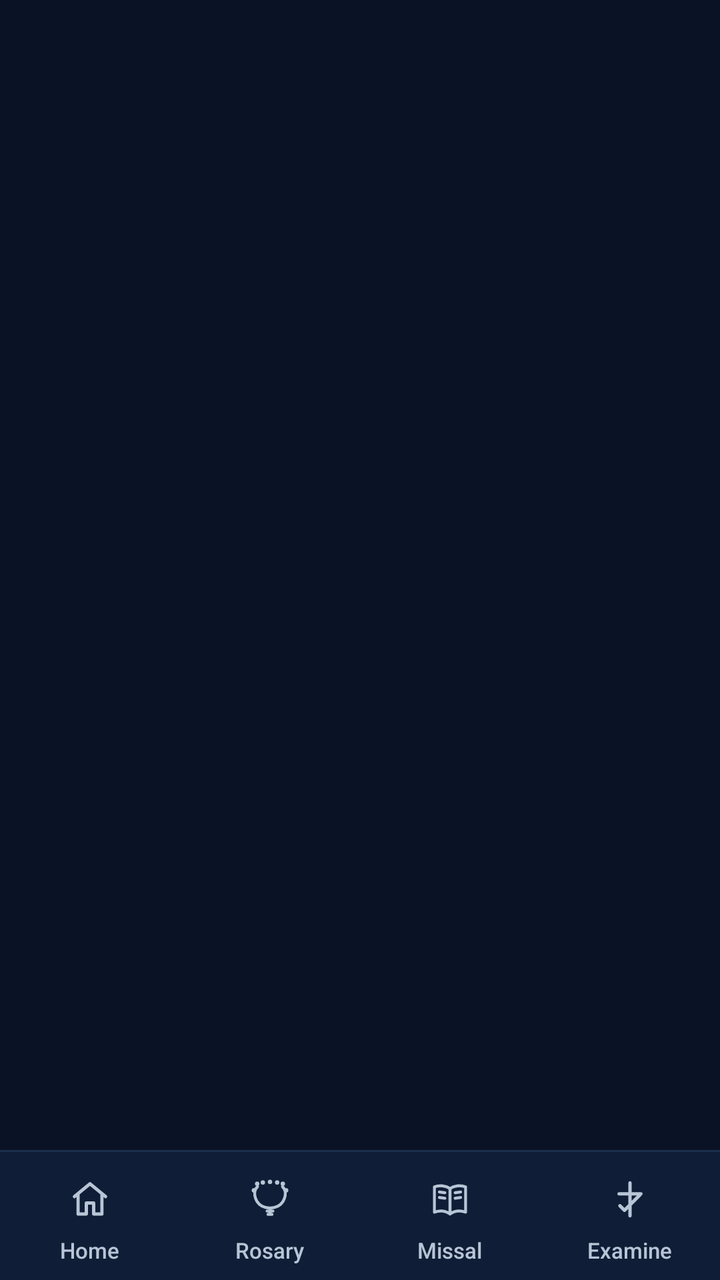
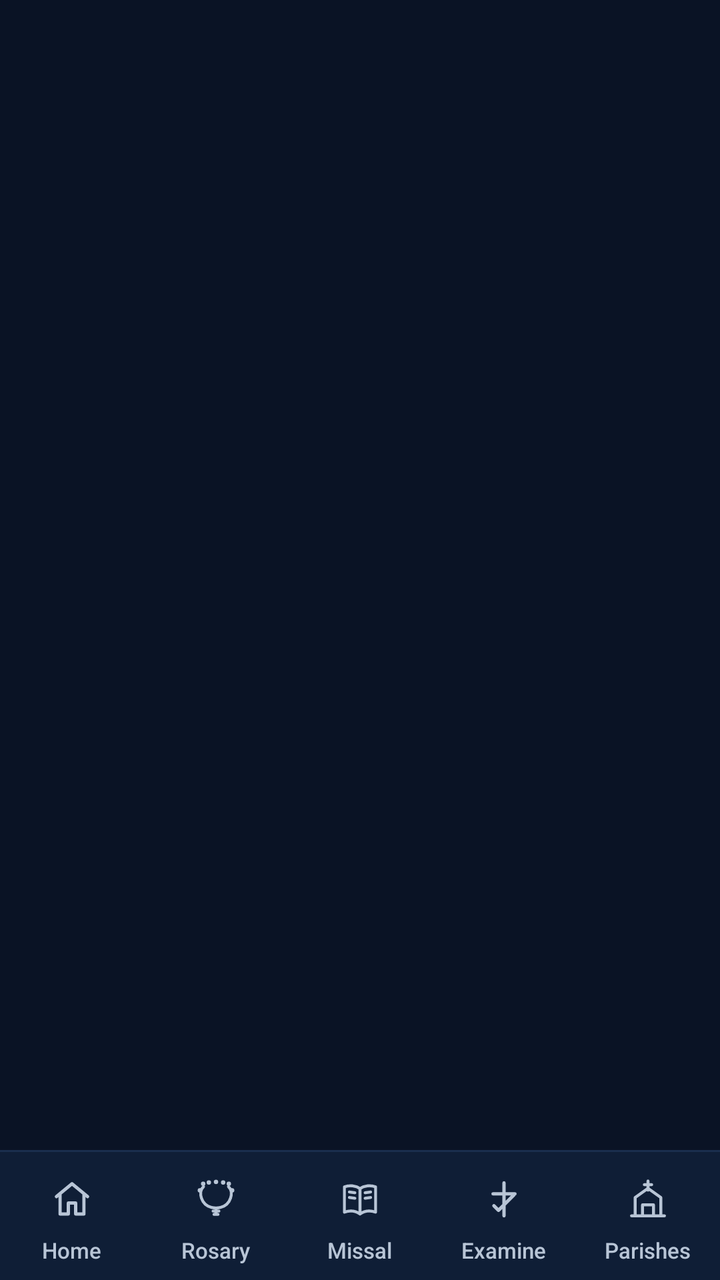

Two renders of the same Android screen: before a commit and after it. Below are the layout's source before the change and the commit's diff.
<!-- AndroidManifest.xml: application theme Theme.OpenCatholic -->
<!-- res/layout/activity_main.xml -->
<?xml version="1.0" encoding="utf-8"?>
<LinearLayout
    xmlns:android="http://schemas.android.com/apk/res/android"
    android:orientation="vertical"
    android:layout_width="match_parent"
    android:layout_height="match_parent"
    android:background="@color/background">

    <FrameLayout
        android:id="@+id/mainContainer"
        android:layout_width="match_parent"
        android:layout_height="0dp"
        android:layout_weight="1"
        android:background="@color/background" />

    <View
        android:layout_width="match_parent"
        android:layout_height="1dp"
        android:background="@color/divider" />

    <LinearLayout
        android:id="@+id/bottomNavigation"
        android:orientation="horizontal"
        android:gravity="center"
        android:background="@color/background_elevated"
        android:paddingTop="6dp"
        android:paddingBottom="6dp"
        android:layout_width="match_parent"
        android:layout_height="64dp">

        <LinearLayout
            android:id="@+id/navHome"
            android:orientation="vertical"
            android:gravity="center"
            android:clickable="true"
            android:focusable="true"
            android:contentDescription="Home"
            android:layout_width="0dp"
            android:layout_height="match_parent"
            android:layout_weight="1">

            <FrameLayout
                android:id="@+id/navHomeIconBackground"
                android:background="@drawable/nav_icon_selected"
                android:paddingStart="18dp"
                android:paddingEnd="18dp"
                android:layout_width="wrap_content"
                android:layout_height="32dp">

                <ImageView
                    android:id="@+id/navHomeIcon"
                    android:src="@drawable/ic_nav_home"
                    android:contentDescription="@null"
                    android:layout_gravity="center"
                    android:layout_width="22dp"
                    android:layout_height="22dp" />
            </FrameLayout>

            <TextView
                android:id="@+id/navHomeLabel"
                android:text="Home"
                android:textSize="11sp"
                android:textColor="@color/text_secondary"
                android:layout_marginTop="2dp"
                android:layout_width="wrap_content"
                android:layout_height="wrap_content" />
        </LinearLayout>

        <LinearLayout
            android:id="@+id/navRosary"
            android:orientation="vertical"
            android:gravity="center"
            android:clickable="true"
            android:focusable="true"
            android:contentDescription="Rosary"
            android:layout_width="0dp"
            android:layout_height="match_parent"
            android:layout_weight="1">

            <FrameLayout
                android:id="@+id/navRosaryIconBackground"
                android:background="@drawable/nav_icon_selected"
                android:paddingStart="18dp"
                android:paddingEnd="18dp"
                android:layout_width="wrap_content"
                android:layout_height="32dp">

                <ImageView
                    android:id="@+id/navRosaryIcon"
                    android:src="@drawable/ic_nav_rosary"
                    android:contentDescription="@null"
                    android:layout_gravity="center"
                    android:layout_width="22dp"
                    android:layout_height="22dp" />
            </FrameLayout>

            <TextView
                android:id="@+id/navRosaryLabel"
                android:text="Rosary"
                android:textSize="11sp"
                android:textColor="@color/text_secondary"
                android:layout_marginTop="2dp"
                android:layout_width="wrap_content"
                android:layout_height="wrap_content" />
        </LinearLayout>

        <LinearLayout
            android:id="@+id/navMissal"
            android:orientation="vertical"
            android:gravity="center"
            android:clickable="true"
            android:focusable="true"
            android:contentDescription="Daily Missal"
            android:layout_width="0dp"
            android:layout_height="match_parent"
            android:layout_weight="1">

            <FrameLayout
                android:id="@+id/navMissalIconBackground"
                android:background="@drawable/nav_icon_selected"
                android:paddingStart="18dp"
                android:paddingEnd="18dp"
                android:layout_width="wrap_content"
                android:layout_height="32dp">

                <ImageView
                    android:id="@+id/navMissalIcon"
                    android:src="@drawable/ic_nav_missal"
                    android:contentDescription="@null"
                    android:layout_gravity="center"
                    android:layout_width="22dp"
                    android:layout_height="22dp" />
            </FrameLayout>

            <TextView
                android:id="@+id/navMissalLabel"
                android:text="Missal"
                android:textSize="11sp"
                android:textColor="@color/text_secondary"
                android:layout_marginTop="2dp"
                android:layout_width="wrap_content"
                android:layout_height="wrap_content" />
        </LinearLayout>

        <LinearLayout
            android:id="@+id/navExamination"
            android:orientation="vertical"
            android:gravity="center"
            android:clickable="true"
            android:focusable="true"
            android:contentDescription="Examination"
            android:layout_width="0dp"
            android:layout_height="match_parent"
            android:layout_weight="1">

            <FrameLayout
                android:id="@+id/navExaminationIconBackground"
                android:background="@drawable/nav_icon_selected"
                android:paddingStart="18dp"
                android:paddingEnd="18dp"
                android:layout_width="wrap_content"
                android:layout_height="32dp">

                <ImageView
                    android:id="@+id/navExaminationIcon"
                    android:src="@drawable/ic_nav_examination"
                    android:contentDescription="@null"
                    android:layout_gravity="center"
                    android:layout_width="22dp"
                    android:layout_height="22dp" />
            </FrameLayout>

            <TextView
                android:id="@+id/navExaminationLabel"
                android:text="Examine"
                android:textSize="11sp"
                android:textColor="@color/text_secondary"
                android:layout_marginTop="2dp"
                android:layout_width="wrap_content"
                android:layout_height="wrap_content" />
        </LinearLayout>
    </LinearLayout>
</LinearLayout>
<!-- resources referenced by this layout -->
<resources>
  <color name="background">#0A1325</color>
  <color name="background_elevated">#0F1E36</color>
  <color name="divider">#1A2E4D</color>
  <color name="text_secondary">#B8C5D6</color>
  <!-- drawable ic_nav_examination (drawable) -->
  <?xml version="1.0" encoding="utf-8"?>
  <vector xmlns:android="http://schemas.android.com/apk/res/android"
      android:width="24dp"
      android:height="24dp"
      android:viewportWidth="24"
      android:viewportHeight="24">
      <path
          android:fillColor="@android:color/transparent"
          android:pathData="M12,3 L12,21 M6,9 L18,9 M6.5,15.5 L9,18 L17.5,9.5"
          android:strokeColor="@color/text_secondary"
          android:strokeLineCap="round"
          android:strokeLineJoin="round"
          android:strokeWidth="1.8" />
  </vector>
  <!-- drawable ic_nav_home (drawable) -->
  <?xml version="1.0" encoding="utf-8"?>
  <vector xmlns:android="http://schemas.android.com/apk/res/android"
      android:width="24dp"
      android:height="24dp"
      android:viewportWidth="24"
      android:viewportHeight="24">
      <path
          android:fillColor="@android:color/transparent"
          android:pathData="M3.5,10.5 L12,3.5 L20.5,10.5 M5.5,9.5 L5.5,20 L10,20 L10,14 L14,14 L14,20 L18.5,20 L18.5,9.5"
          android:strokeColor="@color/text_secondary"
          android:strokeLineCap="round"
          android:strokeLineJoin="round"
          android:strokeWidth="1.8" />
  </vector>
  <!-- drawable ic_nav_missal (drawable) -->
  <?xml version="1.0" encoding="utf-8"?>
  <vector xmlns:android="http://schemas.android.com/apk/res/android"
      android:width="24dp"
      android:height="24dp"
      android:viewportWidth="24"
      android:viewportHeight="24">
      <path
          android:fillColor="@android:color/transparent"
          android:pathData="M3.5,5.2 C6.5,4.1 9.8,4.6 12,6.1 C14.2,4.6 17.5,4.1 20.5,5.2 L20.5,19 C17.4,17.9 14.2,18.4 12,20 C9.8,18.4 6.6,17.9 3.5,19 Z M12,6.1 L12,20 M6.2,8 L9.2,8.4 M6.2,11 L9.2,11.4 M14.8,8.4 L17.8,8 M14.8,11.4 L17.8,11"
          android:strokeColor="@color/text_secondary"
          android:strokeLineCap="round"
          android:strokeLineJoin="round"
          android:strokeWidth="1.6" />
  </vector>
  <!-- drawable nav_icon_selected (drawable) -->
  <?xml version="1.0" encoding="utf-8"?>
  <selector xmlns:android="http://schemas.android.com/apk/res/android">
      <item android:state_selected="true">
          <shape android:shape="rectangle">
              <solid android:color="@color/accent_container" />
              <corners android:radius="18dp" />
          </shape>
      </item>
      <item>
          <shape android:shape="rectangle">
              <solid android:color="@android:color/transparent" />
              <corners android:radius="18dp" />
          </shape>
      </item>
  </selector>
  <color name="accent_container">#1A2E4D</color>
  <color name="primary">#D4AF37</color>
  <color name="primary_dark">#B8962E</color>
  <color name="accent">#D4AF37</color>
  <!-- unchanged entries left out for length: 2 -->
</resources>

<!-- the commit's change to res/layout/activity_main.xml (unified diff, before → after) -->
@@ -179,5 +179,43 @@
                 android:layout_width="wrap_content"
                 android:layout_height="wrap_content" />
         </LinearLayout>
+
+        <LinearLayout
+            android:id="@+id/navChurches"
+            android:orientation="vertical"
+            android:gravity="center"
+            android:clickable="true"
+            android:focusable="true"
+            android:contentDescription="Nearby Parishes"
+            android:layout_width="0dp"
+            android:layout_height="match_parent"
+            android:layout_weight="1">
+
+            <FrameLayout
+                android:id="@+id/navChurchesIconBackground"
+                android:background="@drawable/nav_icon_selected"
+                android:paddingStart="18dp"
+                android:paddingEnd="18dp"
+                android:layout_width="wrap_content"
+                android:layout_height="32dp">
+
+                <ImageView
+                    android:id="@+id/navChurchesIcon"
+                    android:src="@drawable/ic_nav_church"
+                    android:contentDescription="@null"
+                    android:layout_gravity="center"
+                    android:layout_width="22dp"
+                    android:layout_height="22dp" />
+            </FrameLayout>
+
+            <TextView
+                android:id="@+id/navChurchesLabel"
+                android:text="Parishes"
+                android:textSize="11sp"
+                android:textColor="@color/text_secondary"
+                android:layout_marginTop="2dp"
+                android:layout_width="wrap_content"
+                android:layout_height="wrap_content" />
+        </LinearLayout>
     </LinearLayout>
 </LinearLayout>
<!-- resource entries referenced after the edit -->
@@ -4,6 +4,21 @@
   <color name="background_elevated">#0F1E36</color>
   <color name="divider">#1A2E4D</color>
   <color name="text_secondary">#B8C5D6</color>
+  <!-- drawable ic_nav_church (drawable) -->
+  <?xml version="1.0" encoding="utf-8"?>
+  <vector xmlns:android="http://schemas.android.com/apk/res/android"
+      android:width="24dp"
+      android:height="24dp"
+      android:viewportWidth="24"
+      android:viewportHeight="24">
+      <path
+          android:fillColor="@android:color/transparent"
+          android:pathData="M3,21 L21,21 M5,21 L5,11 L12,6 L19,11 L19,21 M9,21 L9,15 L15,15 L15,21 M12,2 L12,7 M10,4 L14,4"
+          android:strokeColor="@color/text_secondary"
+          android:strokeLineCap="round"
+          android:strokeLineJoin="round"
+          android:strokeWidth="1.6" />
+  </vector>
   <!-- drawable ic_nav_examination (drawable) -->
   <?xml version="1.0" encoding="utf-8"?>
   <vector xmlns:android="http://schemas.android.com/apk/res/android"
